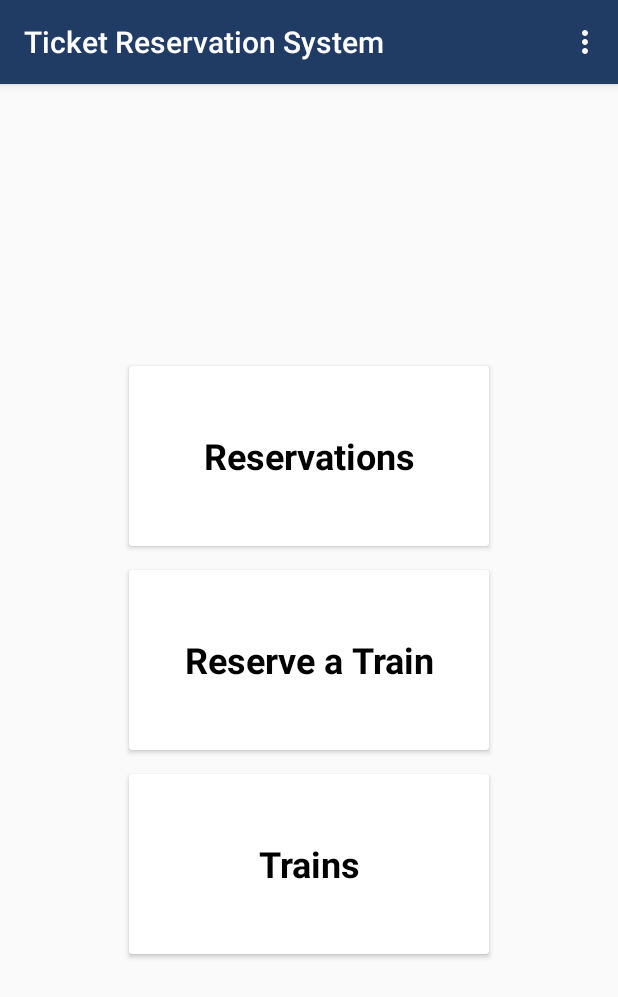
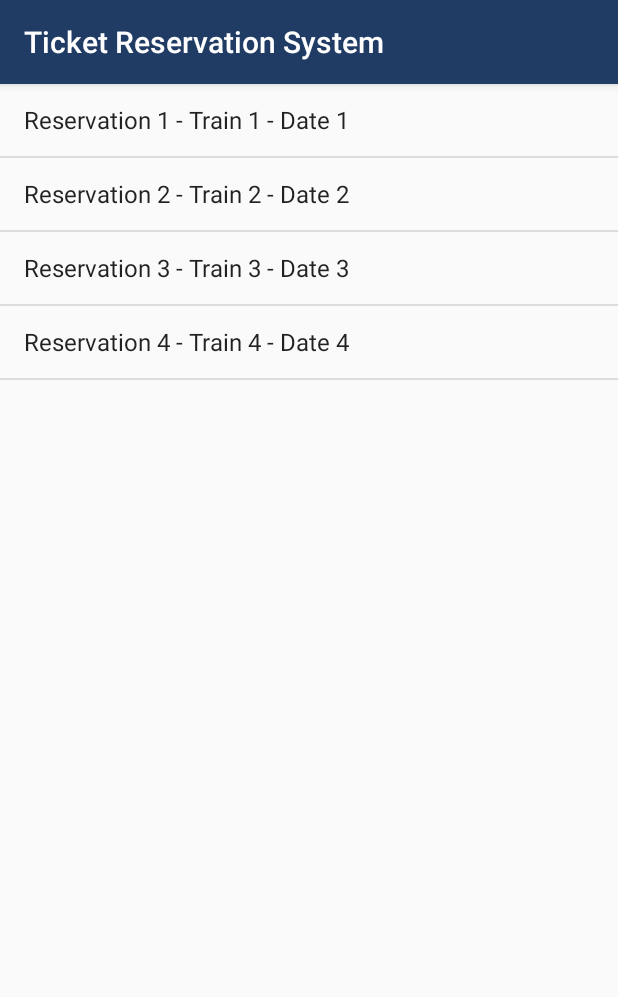
Before and after one commit to charithlanzzz/Ticket_Reservation_Android, an Android app: the DashboardActivity screen opened directly, with no data from a screen before it, after a tap on "Reserve a Train", on a phone screen of 412 x 824 dp. Shown: the top 997 px of the screen. Run offline under Robolectric (Android 15) with nearby library versions, the phone set to English and light mode, and no system bars.

Commit message:
Reserve a train activity implemented

```diff
--- a/app/src/main/AndroidManifest.xml
+++ b/app/src/main/AndroidManifest.xml
@@ -36,7 +36,8 @@
         <!-- Add the ReservationsActivity declaration -->
         <activity android:name=".activities.ReservationsActivity" />
 
-        <!-- Add the ReserveActivity declaration -->
+        <!-- Add the ReservationsActivity declaration -->
+        <activity android:name=".activities.ReserveTrainActivity" />
 
 
     </application>
--- a/app/src/main/java/com/example/ticket_reservation_android/activities/DashboardActivity.java
+++ b/app/src/main/java/com/example/ticket_reservation_android/activities/DashboardActivity.java
@@ -94,7 +94,11 @@ public class DashboardActivity extends AppCompatActivity {
         reserveTrainButton.setOnClickListener(new View.OnClickListener() {
             @Override
             public void onClick(View v) {
-                // Create an Intent to navigate to the ReserveActivity
+                // Create an Intent to navigate to the ReservationsActivity
+                Intent reserveIntent = new Intent(DashboardActivity.this, ReserveTrainActivity.class);
+
+                // Start the ReservationsActivity
+                startActivity(reserveIntent);
 
             }
         });
--- /dev/null
+++ b/app/src/main/java/com/example/ticket_reservation_android/activities/ReserveTrainActivity.java
@@ -0,0 +1,44 @@
+package com.example.ticket_reservation_android.activities;
+
+import android.os.Bundle;
+import android.widget.ArrayAdapter;
+import android.widget.ListView;
+import androidx.appcompat.app.AppCompatActivity;
+import com.example.ticket_reservation_android.R;
+
+import java.util.ArrayList;
+import java.util.List;
+
+public class ReserveTrainActivity extends AppCompatActivity {
+
+    @Override
+    protected void onCreate(Bundle savedInstanceState) {
+        super.onCreate(savedInstanceState);
+        setContentView(R.layout.activity_train_reserve);
+
+        // Create a list of dummy reserve
+        List<String> reserve = generateDummyReservations();
+
+        // Initialize the ArrayAdapter
+        ArrayAdapter<String> adapter = new ArrayAdapter<>(this, android.R.layout.simple_list_item_1, reserve);
+
+        // Find the ListView
+        ListView reserveListView = findViewById(R.id.reserveListView);
+
+        // Set the adapter to the ListView
+        reserveListView.setAdapter(adapter);
+    }
+
+    // Generate dummy reservation data for testing
+    private List<String> generateDummyReservations() {
+        List<String> reserve = new ArrayList<>();
+
+        // Add some dummy reserve
+        reserve.add("Reservation 1 - Train 1 - Date 1");
+        reserve.add("Reservation 2 - Train 2 - Date 2");
+        reserve.add("Reservation 3 - Train 3 - Date 3");
+        reserve.add("Reservation 4 - Train 4 - Date 4");
+
+        return reserve;
+    }
+}
--- /dev/null
+++ b/app/src/main/res/layout/activity_train_reserve.xml
@@ -0,0 +1,13 @@
+<?xml version="1.0" encoding="utf-8"?>
+<LinearLayout
+    xmlns:android="http://schemas.android.com/apk/res/android"
+    android:layout_width="match_parent"
+    android:layout_height="match_parent"
+    android:orientation="vertical">
+
+    <ListView
+        android:id="@+id/reserveListView"
+        android:layout_width="match_parent"
+        android:layout_height="match_parent" />
+
+</LinearLayout>
```
